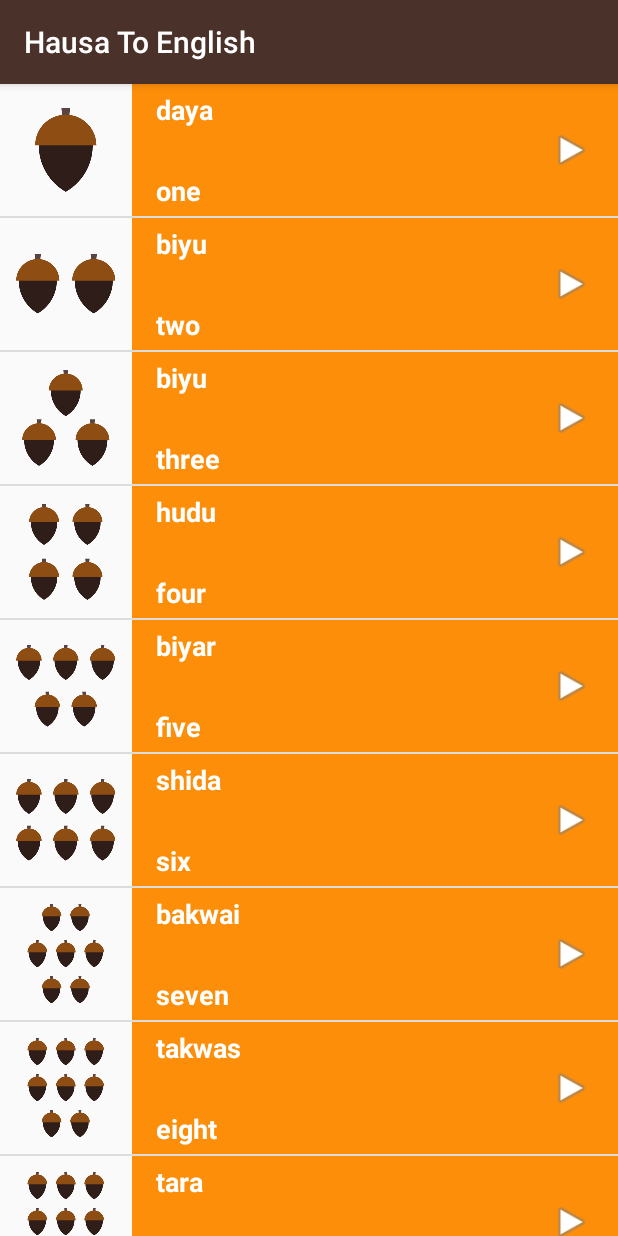
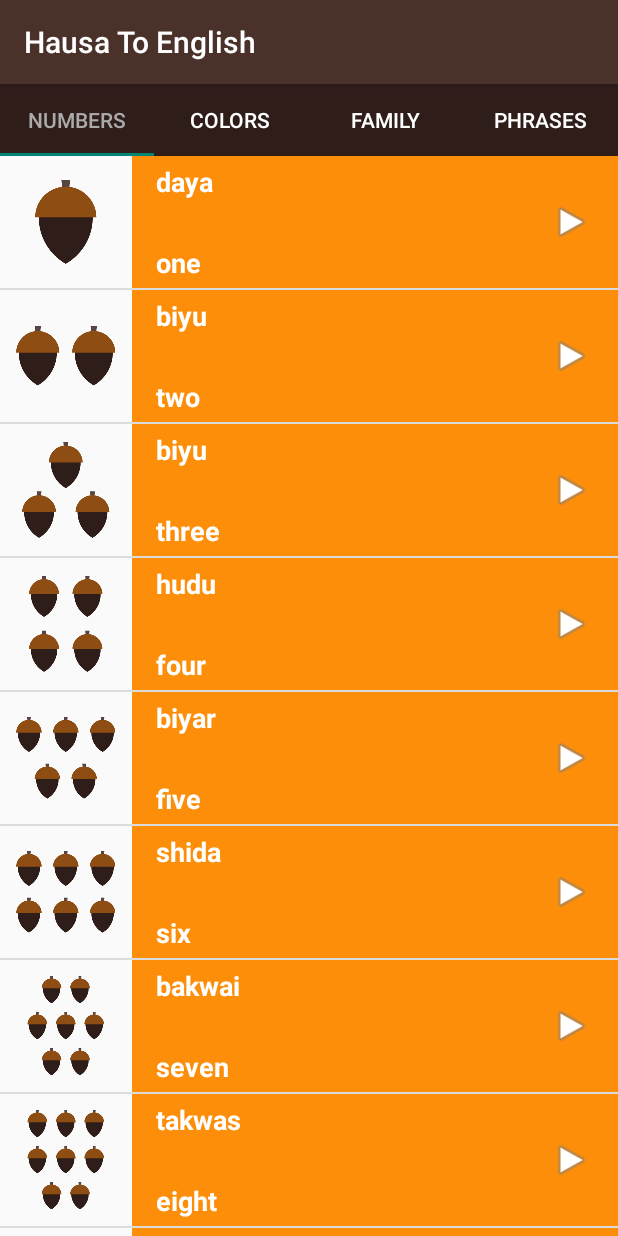
Before and after one commit to omarbaba99/hausatoEngV4, an Android app: the screen it shows after launch (MainActivity), on a phone screen of 412 x 824 dp. Run offline under Robolectric (Android 15) with nearby library versions, the phone set to English and light mode, and no system bars.

Commit message:
insert tab layout

```diff
--- a/app/build.gradle
+++ b/app/build.gradle
@@ -1,4 +1,6 @@
 apply plugin: 'com.android.application'
+
+
 
 android {
     compileSdkVersion 23
@@ -25,4 +27,5 @@ dependencies {
     compile 'com.android.support:appcompat-v7:23.3.0'
     compile 'com.android.support:support-v4:23.3.0'
     compile 'com.android.support:design:23.3.0'
+
 }
--- a/app/src/main/java/com/example/android/miwok/MainActivity.java
+++ b/app/src/main/java/com/example/android/miwok/MainActivity.java
@@ -16,7 +16,9 @@
 package com.example.android.miwok;
 
 import android.content.Intent;
+import android.content.res.ColorStateList;
 import android.os.Bundle;
+import android.support.design.widget.TabLayout;
 import android.support.v4.view.ViewPager;
 import android.support.v7.app.AppCompatActivity;
 import android.view.View;
@@ -24,6 +26,7 @@ import android.view.View.OnClickListener;
 import android.widget.TextView;
 
 public class MainActivity extends AppCompatActivity {
+
 
     @Override
     protected void onCreate(Bundle savedInstanceState) {
@@ -40,5 +43,9 @@ public class MainActivity extends AppCompatActivity {
 
         // Set the adapter onto the view pager
         viewPager.setAdapter(adapter);
+        TabLayout tabLayout = (TabLayout) findViewById(R.id.sliding);
+
+
+        tabLayout.setupWithViewPager(viewPager);
     }
 }
--- a/app/src/main/java/com/example/android/miwok/SimpleFragmentPagerAdapter.java
+++ b/app/src/main/java/com/example/android/miwok/SimpleFragmentPagerAdapter.java
@@ -15,6 +15,7 @@
  */
 package com.example.android.miwok;
 
+import android.content.Context;
 import android.support.v4.app.Fragment;
 import android.support.v4.app.FragmentManager;
 import android.support.v4.app.FragmentPagerAdapter;
@@ -23,9 +24,11 @@ import android.support.v4.app.FragmentPagerAdapter;
  * Provides the appropriate {@link Fragment} for a view pager.
  */
 public class SimpleFragmentPagerAdapter extends FragmentPagerAdapter {
-
+    private String tabTitles[] = new String[] { "Numbers", "Colors", "Family","Phrases" };
+    private Context context;
     public SimpleFragmentPagerAdapter(FragmentManager fm) {
         super(fm);
+
     }
 
     @Override
@@ -42,6 +45,11 @@ public class SimpleFragmentPagerAdapter extends FragmentPagerAdapter {
     }
 
     @Override
+    public CharSequence getPageTitle(int position) {
+        return tabTitles[position];
+    }
+
+    @Override
     public int getCount() {
         return 4;
     }
--- a/app/src/main/res/layout/activity_main.xml
+++ b/app/src/main/res/layout/activity_main.xml
@@ -2,8 +2,18 @@
     xmlns:tools="http://schemas.android.com/tools"
     android:layout_width="match_parent"
     android:layout_height="match_parent"
+    xmlns:app="http://schemas.android.com/apk/res-auto"
     android:orientation="vertical"
     tools:context="com.example.android.miwok.MainActivity">
+
+    <android.support.design.widget.TabLayout
+        android:layout_width="match_parent"
+        android:layout_height="wrap_content"
+        app:tabTextColor="@android:color/white"
+        app:tabSelectedTextColor="@android:color/darker_gray"
+        android:background="@color/primary_dark_color"
+        android:id="@+id/sliding"
+        app:tabMode="fixed"/>
 
     <android.support.v4.view.ViewPager
         android:id="@+id/viewpager"
--- a/build.gradle
+++ b/build.gradle
@@ -4,6 +4,7 @@ buildscript {
     repositories {
         jcenter()
     }
+
     dependencies {
         classpath 'com.android.tools.build:gradle:2.1.0'
 
```
Also changed, not shown: app/src/main/res/values/strings.xml (line endings or trailing spaces).
